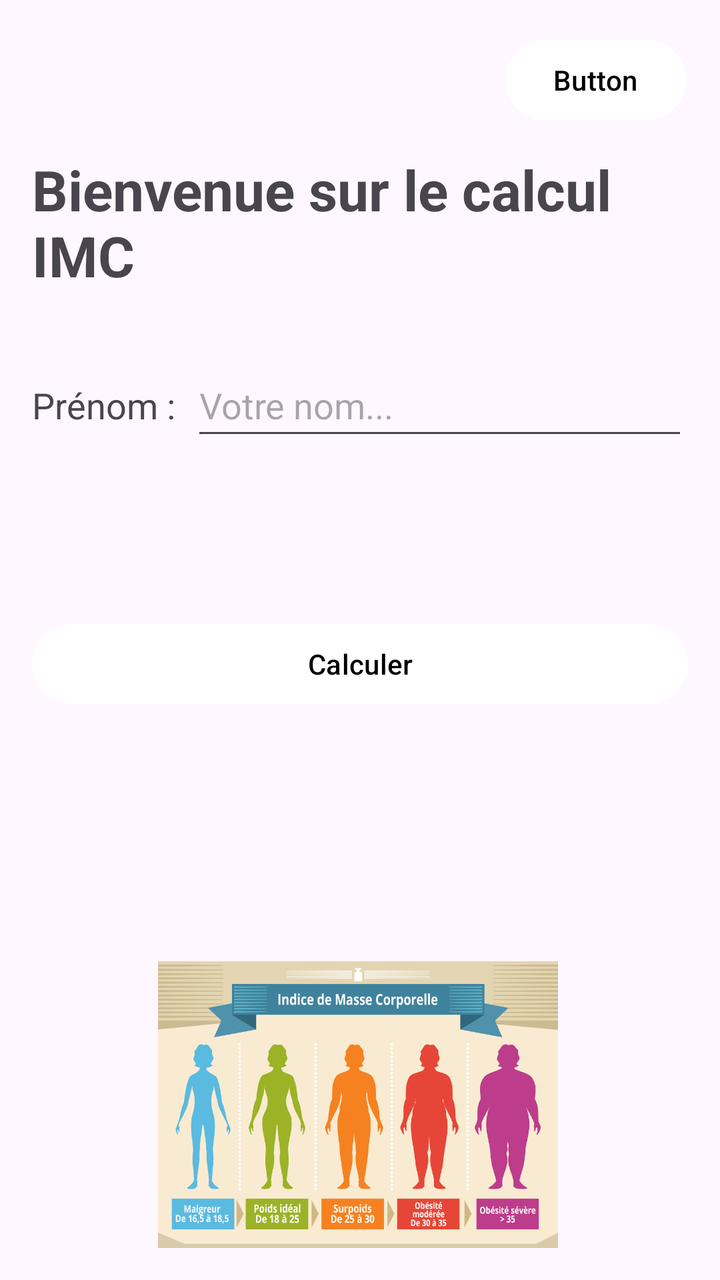
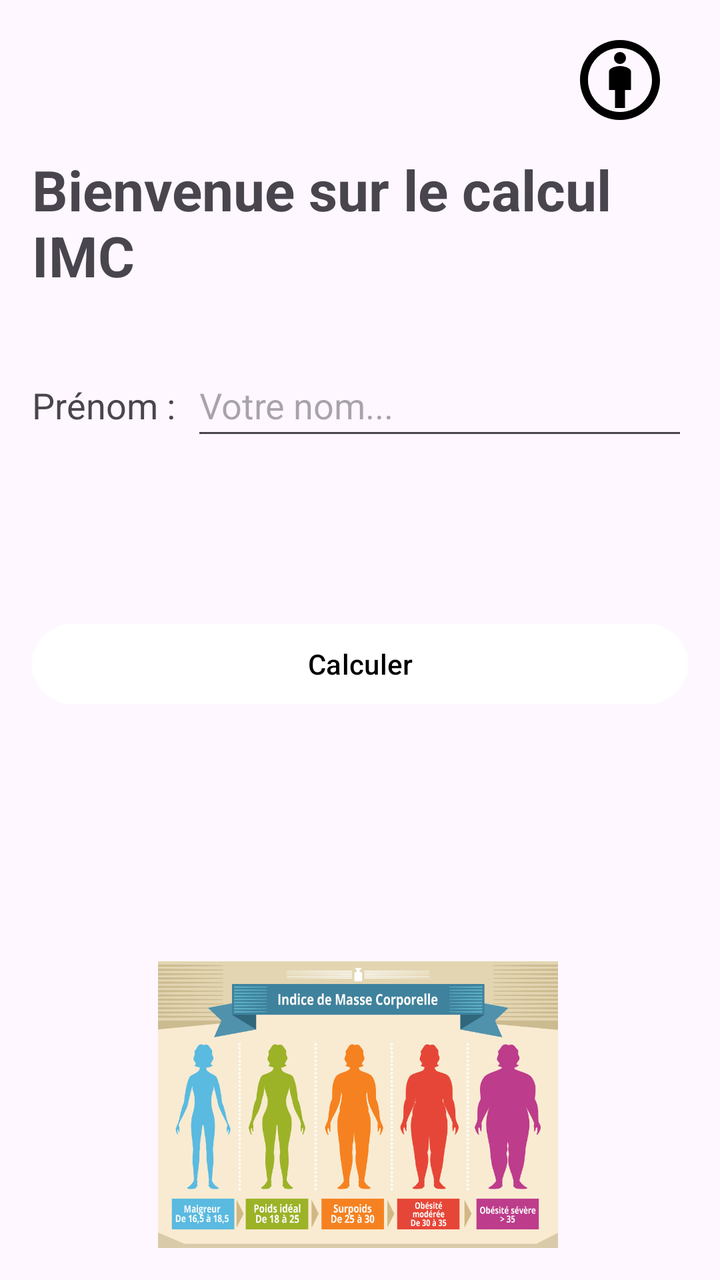

Before-and-after screenshots of an Android layout around one commit, followed by the original layout XML and the change that was made.
<!-- AndroidManifest.xml: application theme Theme.ICM_calculator -->
<!-- res/layout/activity_connexion.xml -->
<?xml version="1.0" encoding="utf-8"?>
<androidx.constraintlayout.widget.ConstraintLayout xmlns:android="http://schemas.android.com/apk/res/android"
    xmlns:app="http://schemas.android.com/apk/res-auto"
    xmlns:tools="http://schemas.android.com/tools"
    android:id="@+id/connexion"
    android:layout_width="match_parent"
    android:layout_height="match_parent"
    android:padding="16dp">

    <TextView
        android:id="@+id/titre"
        android:layout_width="wrap_content"
        android:layout_height="wrap_content"
        android:layout_marginTop="60dp"
        android:text="@string/IMC"
        android:textSize="28sp"
        android:textStyle="bold"
        app:layout_constraintEnd_toEndOf="parent"
        app:layout_constraintHorizontal_bias="0.482"
        app:layout_constraintStart_toStartOf="parent"
        app:layout_constraintTop_toTopOf="parent" />

    <EditText
        android:id="@+id/editPoids"
        android:layout_width="0dp"
        android:layout_height="wrap_content"
        android:layout_marginStart="8dp"
        android:hint="Votre nom..."
        android:inputType="textPersonName"
        android:minHeight="48dp"
        app:layout_constraintBaseline_toBaselineOf="@+id/PrenomLabel"
        app:layout_constraintEnd_toEndOf="parent"
        app:layout_constraintHorizontal_bias="1.0"
        app:layout_constraintStart_toEndOf="@+id/PrenomLabel" />

    <ImageView
        android:id="@+id/imageAccueil"
        android:layout_width="200dp"
        android:layout_height="200dp"
        android:layout_marginTop="308dp"
        android:contentDescription="Illustration"
        android:src="@drawable/imc"
        app:layout_constraintEnd_toEndOf="parent"
        app:layout_constraintHorizontal_bias="0.491"
        app:layout_constraintStart_toStartOf="parent"
        app:layout_constraintTop_toBottomOf="@+id/titre" />

    <Button
        android:id="@+id/Calcule"
        android:layout_width="0dp"
        android:layout_height="wrap_content"
        android:layout_marginTop="28dp"
        android:text="@string/calculer"
        app:layout_constraintEnd_toEndOf="parent"
        app:layout_constraintHorizontal_bias="0.0"
        app:layout_constraintStart_toStartOf="parent"
        app:layout_constraintTop_toBottomOf="@+id/Remplire" />

    <TextView
        android:id="@+id/Remplire"
        android:layout_width="0dp"
        android:layout_height="wrap_content"
        android:layout_marginTop="28dp"
        android:gravity="center"
        android:text=""
        android:textSize="20sp"
        app:layout_constraintEnd_toEndOf="parent"
        app:layout_constraintHorizontal_bias="0.0"
        app:layout_constraintStart_toStartOf="parent"
        app:layout_constraintTop_toBottomOf="@+id/editPoids" />

    <TextView
        android:id="@+id/PrenomLabel"
        android:layout_width="wrap_content"
        android:layout_height="wrap_content"
        android:layout_marginTop="44dp"
        android:text="@string/Prenom"
        android:textSize="18sp"
        app:layout_constraintStart_toStartOf="parent"
        app:layout_constraintTop_toBottomOf="@+id/titre" />

    <Button
        android:id="@+id/log"
        android:layout_width="wrap_content"
        android:layout_height="wrap_content"
        android:layout_marginEnd="1dp"
        android:text="Button"
        app:layout_constraintEnd_toEndOf="parent"
        app:layout_constraintTop_toTopOf="parent" />

</androidx.constraintlayout.widget.ConstraintLayout>
<!-- resources referenced by this layout -->
<resources>
  <!-- drawable imc: jpg bitmap (drawable, 134703 bytes) -->
  <string name="IMC">Bienvenue sur le calcul IMC</string>
  <string name="Prenom">Prénom :</string>
  <string name="calculer">Calculer</string>
  <style name="Theme.ICM_calculator" parent="Base.Theme.ICM_calculator" />
  <style name="Base.Theme.ICM_calculator" parent="Theme.Material3.DayNight.NoActionBar">
          <item name="colorPrimary">@color/white</item>
  
          <item name="colorOnPrimary">@color/black</item>
      </style>
  <color name="white">#FFFFFF</color>
  <color name="black">#000000</color>
</resources>

<!-- the commit's change to res/layout/activity_connexion.xml (unified diff, before → after) -->
@@ -79,12 +79,15 @@
         app:layout_constraintStart_toStartOf="parent"
         app:layout_constraintTop_toBottomOf="@+id/titre" />
 
-    <Button
+    <ImageButton
         android:id="@+id/log"
-        android:layout_width="wrap_content"
-        android:layout_height="wrap_content"
-        android:layout_marginEnd="1dp"
-        android:text="Button"
+        android:layout_width="48dp"
+        android:layout_height="48dp"
+        android:layout_marginEnd="10dp"
+        android:background="?attr/selectableItemBackgroundBorderless"
+        android:scaleType="fitCenter"
+        android:src="@drawable/baseline_attribution_24"
+        android:contentDescription="Bouton de connexion"
         app:layout_constraintEnd_toEndOf="parent"
         app:layout_constraintTop_toTopOf="parent" />
 
<!-- resource entries referenced after the edit -->
@@ -1,5 +1,15 @@
 <!-- resources referenced by this layout -->
 <resources>
+  <!-- drawable baseline_attribution_24 (drawable) -->
+  <vector xmlns:android="http://schemas.android.com/apk/res/android" android:height="24dp" android:tint="#000000" android:viewportHeight="24" android:viewportWidth="24" android:width="24dp">
+        
+      <path android:fillColor="@android:color/white" android:pathData="M12,8.5c-0.91,0 -2.75,0.46 -2.75,1.38v4.62h1.5V19h2.5v-4.5h1.5V9.88C14.75,8.97 12.91,8.5 12,8.5z"/>
+        
+      <path android:fillColor="@android:color/white" android:pathData="M12,2C6.47,2 2,6.47 2,12s4.47,10 10,10s10,-4.48 10,-10S17.52,2 12,2zM12,20c-4.42,0 -8,-3.58 -8,-8s3.58,-8 8,-8s8,3.58 8,8S16.42,20 12,20z"/>
+        
+      <path android:fillColor="@android:color/white" android:pathData="M12,6.5m-1.5,0a1.5,1.5 0,1 1,3 0a1.5,1.5 0,1 1,-3 0"/>
+      
+  </vector>
   <!-- drawable imc: jpg bitmap (drawable, 134703 bytes) -->
   <string name="IMC">Bienvenue sur le calcul IMC</string>
   <string name="Prenom">Prénom :</string>
